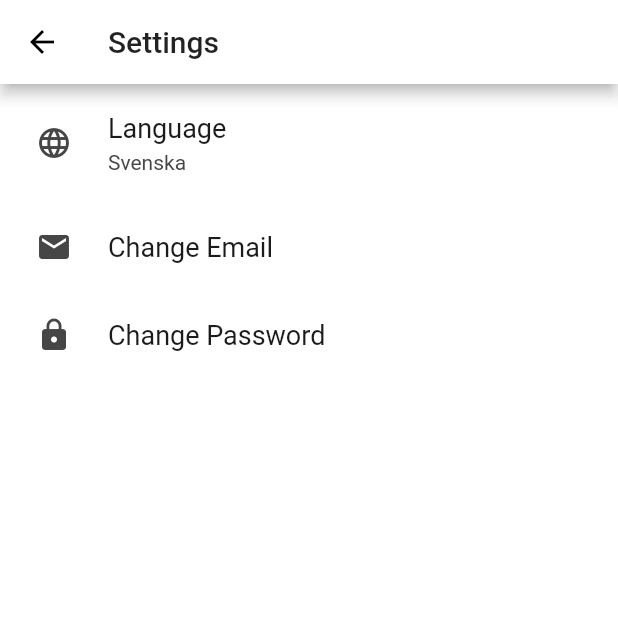
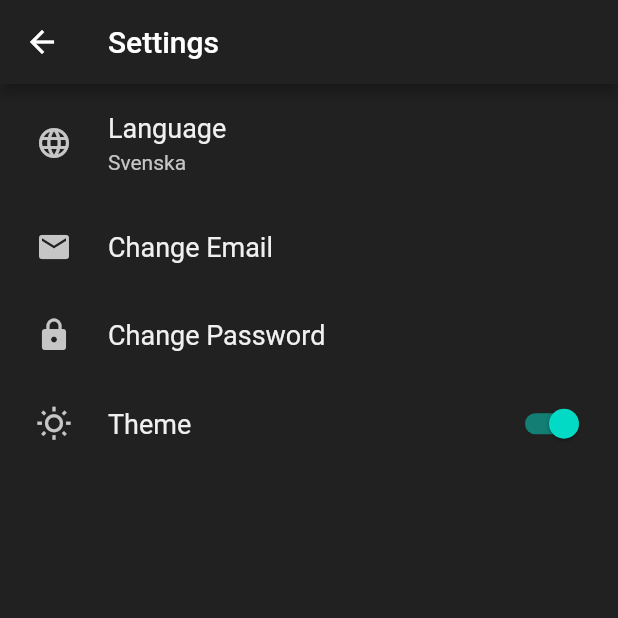
Before and after one commit to allj9618/noisepollutionlocator_71, a Flutter app: the Settings screen opened directly, on a phone screen of 412 x 824 dp, the top half of it. Run offline on Flutter 3.47's test engine with Material 2 defaults, Android fonts, the phone set to English and light mode, and no system bars; drawn by our look-alikes of settings_ui; our stand-ins replace flutter_map, geolocator, latlong, shared_preferences; missing offline and left inert: ff_navigation_bar, flutter_map_arcgis; accounts and stored records are empty.

Commit message:
Added switch toggle button in Settings for changing between light theme and dark theme modes.

```diff
--- a/lib/settings.dart
+++ b/lib/settings.dart
@@ -1,4 +1,5 @@
 import 'package:flutter/material.dart';
+import 'package:noisepollutionlocator_71/themes.dart';
 import 'package:settings_ui/settings_ui.dart';
 
 // https://pub.dev/packages/settings_ui
@@ -42,6 +43,11 @@ class _Settings extends State<Settings> {
                 leading: Icon(Icons.lock),
                 onPressed: (BuildContext context) {},
               ),
+              SettingsTile(
+                title: 'Theme',
+                leading: Icon(Icons.wb_sunny_outlined),
+                trailing: ChangeThemeButtonWidget(),
+              )
             ],
           ),
         ],
--- a/lib/themes.dart
+++ b/lib/themes.dart
@@ -1,4 +1,5 @@
 import 'package:flutter/material.dart';
+import 'package:provider/provider.dart';
 
 class Themes {
   static final lightTheme = ThemeData(
@@ -30,3 +31,29 @@ class Themes {
     ),
   );
 }
+
+class ThemeProvider extends ChangeNotifier {
+    ThemeMode themeMode = ThemeMode.dark;
+
+    bool get isDarkMode => themeMode == ThemeMode.dark;
+
+    void toggleTheme(bool isOn) {
+      themeMode = isOn ? ThemeMode.dark : ThemeMode.light;
+      notifyListeners();
+    }
+}
+
+class ChangeThemeButtonWidget extends StatelessWidget {
+    @override
+    Widget build(BuildContext context) {
+        final themeProvider = Provider.of<ThemeProvider>(context);
+
+        return Switch.adaptive(
+          value: themeProvider.isDarkMode,
+          onChanged: (value) {
+            final provider = Provider.of<ThemeProvider>(context, listen: false);
+              provider.toggleTheme(value);
+            },
+        );
+    }
+}
--- a/pubspec.yaml
+++ b/pubspec.yaml
@@ -37,6 +37,7 @@ dependencies:
   flutter_map: ^0.8.1
   flutter_map_arcgis: ^0.1.5
   dio: any
+  provider: ^4.3.2+3
 
 
 
```
Also changed, not shown: lib/main.dart (+9 -3 lines), pubspec.lock.
